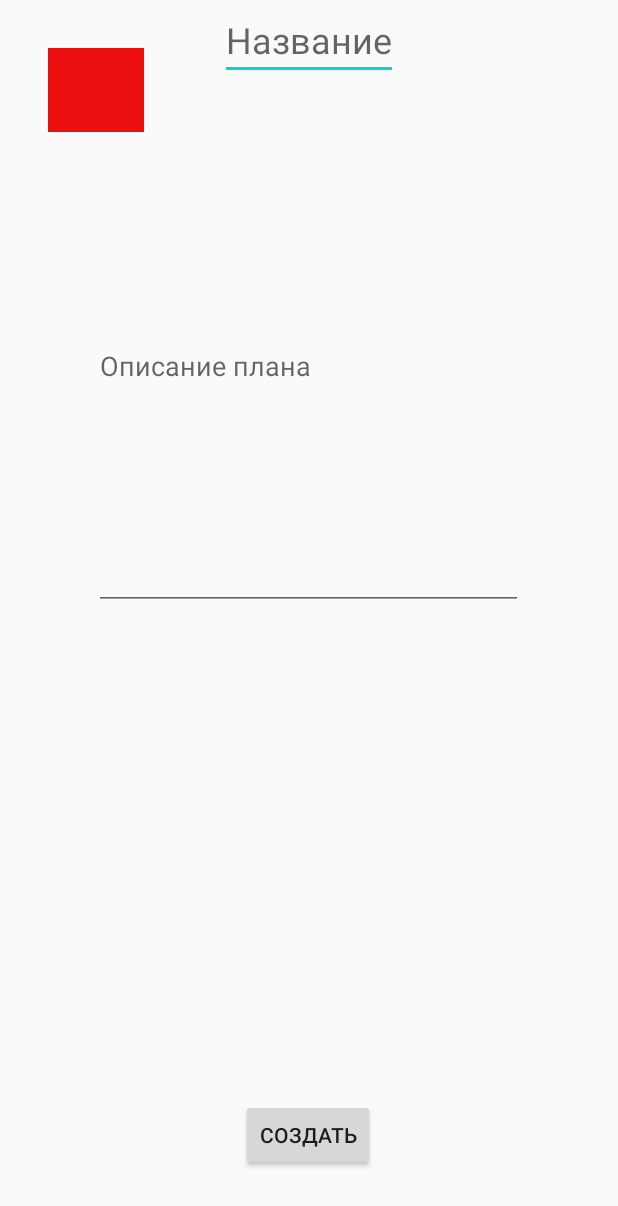
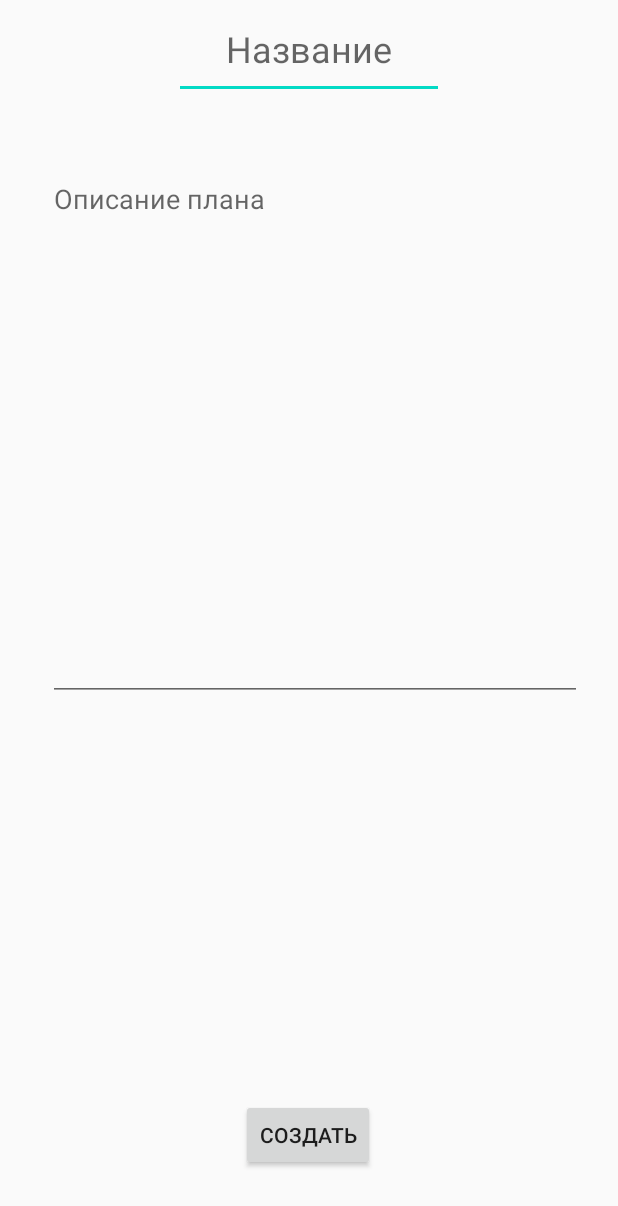
Before and after one commit to grishagr9/ThePlanniest, an Android app: the MainActivity2 screen opened directly, with no data from a screen before it, on a phone screen of 412 x 824 dp. Shown: the top 1206 px of the screen. Run offline under Robolectric (Android 15) with nearby library versions, the phone set to English and light mode, and no system bars.

Commit message:
нормальный ввод текста - готов

```diff
--- a/plan/app/src/main/java/com/example/theplanniest/MainActivity2.java
+++ b/plan/app/src/main/java/com/example/theplanniest/MainActivity2.java
@@ -1,14 +1,19 @@
 package com.example.theplanniest;
 
+import androidx.annotation.NonNull;
 import androidx.appcompat.app.AppCompatActivity;
+import androidx.fragment.app.DialogFragment;
 
 import android.app.Activity;
+import android.app.AlertDialog;
 import android.content.Context;
 import android.content.Intent;
 import android.os.Bundle;
 import android.view.View;
 import android.widget.Button;
 import android.widget.Toast;
+import android.app.Dialog;
+import android.content.DialogInterface;
 
 public class MainActivity2 extends Activity {
     private Context MainActivityClass;
@@ -20,16 +25,38 @@ public class MainActivity2 extends Activity {
     }
     public void Click_back(View view)
     {
+        //onCreateDialog(); вывод предупреждения о несохранённых данных
         Intent intent = new Intent(MainActivity2.this, MainActivity.class);
         startActivity(intent);
-        // TODO: 19.11.2020
-        //предупредить пользователя о том, что план не сохранится
     }
+
     public void Click_crate(View view)
     {
         // TODO: 19.11.2020
         //после нажатия кнопки создается кнопка этого плана на главном экране с надписью названия плана
     }
+    /*public Dialog onCreateDialog(Bundle savedInstanceState) {
+        String title = "Предупреждение";
+        String message = "Если вы покинете страницу, введенные данные не сохранятся";
+        String button1String = "Отмена";
+        String button2String = "Покинуть страницу";
 
+        AlertDialog.Builder builder = new AlertDialog.Builder(this);
+        builder.setTitle(title);  // заголовок
+        builder.setMessage(message); // сообщение
+        builder.setPositiveButton(button1String, new DialogInterface.OnClickListener() {
+            public void onClick(DialogInterface dialog, int id) {
 
+            }
+        });
+        builder.setNegativeButton(button2String, new DialogInterface.OnClickListener() {
+            public void onClick(DialogInterface dialog, int id) {
+                Intent intent = new Intent(MainActivity2.this, MainActivity.class);
+                startActivity(intent);
+            }
+        });
+        builder.setCancelable(true);
+
+        return builder.create();
+    }*/
 }
--- a/plan/app/src/main/res/layout/create_plan.xml
+++ b/plan/app/src/main/res/layout/create_plan.xml
@@ -10,26 +10,31 @@
 
     <EditText
         android:id="@+id/NamePlan"
-        android:layout_width="wrap_content"
-        android:layout_height="wrap_content"
+        android:layout_width="180dp"
+        android:layout_height="66dp"
         android:hint="Название"
         android:textColor="#000000"
         android:textSize="24sp"
+        android:singleLine = "false"
+        android:minLines="1"
+        android:maxLines="3"
+        android:gravity="center"
         app:layout_constraintEnd_toEndOf="parent"
         app:layout_constraintStart_toStartOf="parent"
         tools:ignore="MissingConstraints"
 
         tools:layout_editor_absoluteY="35dp" />
-//сделать норм поле-описание плана
+
     <EditText
-        android:id="@+id/textView2"
-        android:layout_width="286dp"
-        android:layout_height="325dp"
+        android:id="@+id/about_plan"
+        android:layout_width="356dp"
+        android:layout_height="357dp"
         android:layout_marginStart="58dp"
         android:layout_marginLeft="58dp"
-        android:layout_marginTop="28dp"
+        android:layout_marginTop="44dp"
         android:layout_marginEnd="58dp"
         android:layout_marginRight="58dp"
+        android:gravity="left"
         android:hint="Описание плана"
         app:layout_constraintEnd_toEndOf="parent"
         app:layout_constraintHorizontal_bias="0.444"
@@ -48,7 +53,7 @@
         app:layout_constraintEnd_toEndOf="parent"
         app:layout_constraintHorizontal_bias="0.498"
         app:layout_constraintStart_toStartOf="parent"
-        app:layout_constraintTop_toBottomOf="@+id/textView2"
+        app:layout_constraintTop_toBottomOf="@+id/about_plan"
         app:layout_constraintVertical_bias="1.0"
         tools:ignore="MissingConstraints" />
 
@@ -60,7 +65,6 @@
         android:layout_marginStart="32dp"
         android:layout_marginLeft="32dp"
         android:layout_marginTop="32dp"
-        android:background="#EC1010"
         android:onClick="Click_back"
         app:layout_constraintStart_toStartOf="parent"
         app:layout_constraintTop_toTopOf="parent"
```
